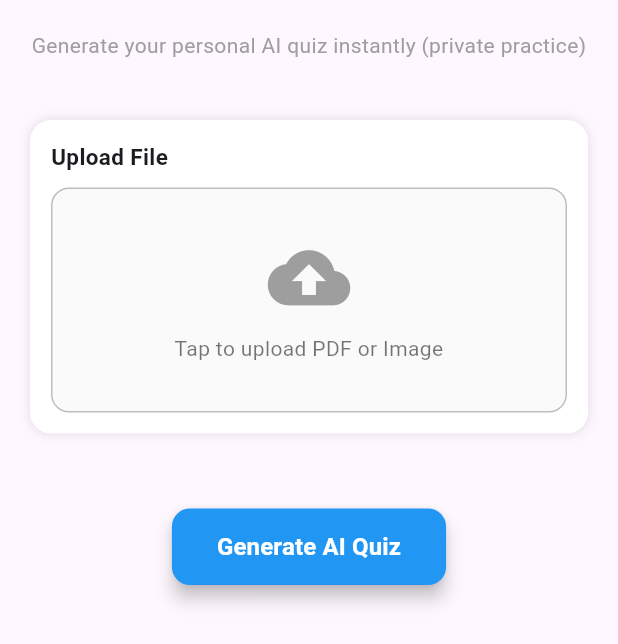
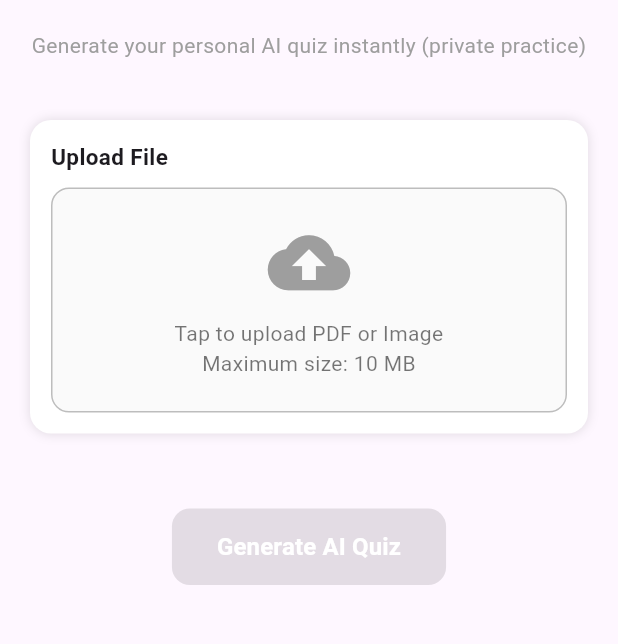
Before and after one commit to HAS0786/fyp_notes_house, a Flutter app: the AIQuizUploadScreen screen opened directly, on a phone screen of 412 x 824 dp. Shown: the top 644 px of the screen. Run offline on Flutter 3.47's test engine with Material 3 defaults, Android fonts, the phone set to English and light mode, and no system bars; our stand-ins replace cloud_firestore, connectivity_plus, file_picker, firebase_auth, firebase_core, firebase_messaging and 7 more; missing offline and left inert: syncfusion_flutter_pdfviewer; accounts and stored records are empty; network calls fail.

Commit message:
File Size Added, One personal Email allow as Teacher becuase of unAvailability of .edu email

```diff
--- a/lib/screens/login_signup/login_screen.dart
+++ b/lib/screens/login_signup/login_screen.dart
@@ -116,7 +116,10 @@ class _LoginScreenState extends State<LoginScreen> {
     final emailRegex = RegExp(r'^[\w-\.]+@([\w-]+\.)+[\w-]{2,4}$');
     if (!emailRegex.hasMatch(value)) return 'Enter a valid email';
 
+    // FOr only testing Purpose:
+    const testTeacherEmail = 'hasnatmughal7565@gmail.com';
     if (widget.isTeacher &&
+        value != testTeacherEmail &&
         !value.endsWith('.edu.pk') &&
         !value.endsWith('.edu')) {
       return 'Teacher email must end with .edu or .edu.pk';
--- a/lib/screens/quiz/ai_based_quiz/ai_quiz_upload_screen.dart
+++ b/lib/screens/quiz/ai_based_quiz/ai_quiz_upload_screen.dart
@@ -22,6 +22,7 @@ class AIQuizUploadScreen extends StatefulWidget {
 class _AIQuizUploadScreenState extends State<AIQuizUploadScreen> {
   AcademicSelection academic = AcademicSelection();
   bool isLoading = false;
+  bool isFileValid = false;
   File? selectedFile;
   bool loading = false;
 
@@ -34,8 +35,30 @@ class _AIQuizUploadScreenState extends State<AIQuizUploadScreen> {
     );
 
     if (result != null && result.files.single.path != null) {
+      final file = File(result.files.single.path!);
+      final size = await file.length();
+
+      if (size > 10 * 1024 * 1024) {
+        setState(() {
+          selectedFile = file;
+          isFileValid = false;
+        });
+
+        if (!mounted) return;
+
+        ScaffoldMessenger.of(context).showSnackBar(
+          const SnackBar(
+            content: Text('File size must be 10 MB or less.'),
+            backgroundColor: Colors.red,
+          ),
+        );
+
+        return;
+      }
+
       setState(() {
-        selectedFile = File(result.files.single.path!);
+        selectedFile = file;
+        isFileValid = true;
       });
     }
   }
@@ -69,7 +92,9 @@ class _AIQuizUploadScreenState extends State<AIQuizUploadScreen> {
           academic.semester?.toString() ?? "";
       request.fields['location'] = academic.location ?? "";
 
-      final response = await request.send();
+      final response = await request.send().timeout(
+        const Duration(minutes: 2),
+      );
       final resBody = await response.stream.bytesToString();
 
       setState(() => loading = false);
@@ -331,13 +356,17 @@ class _AIQuizUploadScreenState extends State<AIQuizUploadScreen> {
                           mainAxisAlignment: MainAxisAlignment.center,
                           children: [
                             Icon(
-                              selectedFile != null
+                              selectedFile == null
+                                  ? Icons.cloud_upload
+                                  : isFileValid
                                   ? Icons.check_circle
-                                  : Icons.cloud_upload,
+                                  : Icons.cancel,
                               size: 55,
-                              color: selectedFile != null
+                              color: selectedFile == null
+                                  ? Colors.grey
+                                  : isFileValid
                                   ? Colors.green
-                                  : Colors.grey,
+                                  : Colors.red,
                             ),
                             const SizedBox(height: 10),
 
@@ -345,7 +374,7 @@ class _AIQuizUploadScreenState extends State<AIQuizUploadScreen> {
                             Text(
                               selectedFile != null
                                   ? p.basename(selectedFile!.path)
-                                  : 'Tap to upload PDF or Image',
+                                  : 'Tap to upload PDF or Image\nMaximum size: 10 MB',
                               textAlign: TextAlign.center,
                               style: TextStyle(
                                 fontSize: 14,
@@ -357,7 +386,28 @@ class _AIQuizUploadScreenState extends State<AIQuizUploadScreen> {
                                     : Colors.black54,
                               ),
                             ),
+                            if (selectedFile != null) ...[
+                              const SizedBox(height: 4),
+                              FutureBuilder<int>(
+                                future: selectedFile!.length(),
+                                builder: (context, snapshot) {
+                                  if (!snapshot.hasData) return const SizedBox();
 
+                                  final sizeMB = snapshot.data! / (1024 * 1024);
+
+                                  return Text(
+                                    isFileValid
+                                        ? '${sizeMB.toStringAsFixed(1)} MB • Valid file'
+                                        : '${sizeMB.toStringAsFixed(1)} MB • Maximum size is 10 MB',
+                                    style: TextStyle(
+                                      fontSize: 12,
+                                      color: isFileValid ? Colors.green : Colors.red,
+                                      fontWeight: FontWeight.w500,
+                                    ),
+                                  );
+                                },
+                              ),
+                            ],
                             /// 🔹 REMOVE BUTTON (IMPORTANT UX)
                             if (selectedFile != null) ...[
                               const SizedBox(height: 8),
@@ -365,6 +415,7 @@ class _AIQuizUploadScreenState extends State<AIQuizUploadScreen> {
                                 onTap: () {
                                   setState(() {
                                     selectedFile = null;
+                                    isFileValid = false;
                                   });
                                 },
                                 child: const Text(
@@ -391,13 +442,14 @@ class _AIQuizUploadScreenState extends State<AIQuizUploadScreen> {
                       ? const CircularProgressIndicator()
                       :ElevatedButton(
                     onPressed: widget.isTeacher
-                        ? (academic.university == null ||
-                        academic.department == null ||
-                        academic.semester == null ||
-                        academic.subject == null)
-                        ? null
-                        : generateQuiz
-                        : generateQuiz,
+                        ? (isFileValid &&
+                        academic.university != null &&
+                        academic.department != null &&
+                        academic.semester != null &&
+                        academic.subject != null)
+                        ? generateQuiz
+                        : null
+                        : (isFileValid ? generateQuiz : null),
                     style: ElevatedButton.styleFrom(
                       backgroundColor: Colors.blue,
                       padding: const EdgeInsets.symmetric(horizontal: 30, vertical: 14),
--- a/pubspec.yaml
+++ b/pubspec.yaml
@@ -55,6 +55,7 @@ dependencies:
   firebase_messaging: ^16.1.0 # for Messaging FCM
   flutter_local_notifications: ^19.5.0 # for displaying Notification on Screen like WhatsApp
   flutter_markdown: ^0.7.7+1
+  connectivity_plus: ^7.3.1
 
 #  firebase_storage: ^13.0.5  # now Paid So I not used this:::
 
```
Also changed, not shown: lib/firebase/services/note_upload_service.dart (+20 -7 lines), lib/main.dart (+8 -0 lines), lib/screens/aichatbot/ai_chat_screen.dart (+21 -29 lines), lib/screens/login_signup/sign_up/signup_screen.dart (+29 -0 lines), lib/screens/notes/uploadnotes/upload_notes_screen.dart (+71 -9 lines), lib/services/connectivity_service.dart (added, +128 -0 lines), pubspec.lock, 3 other files.
